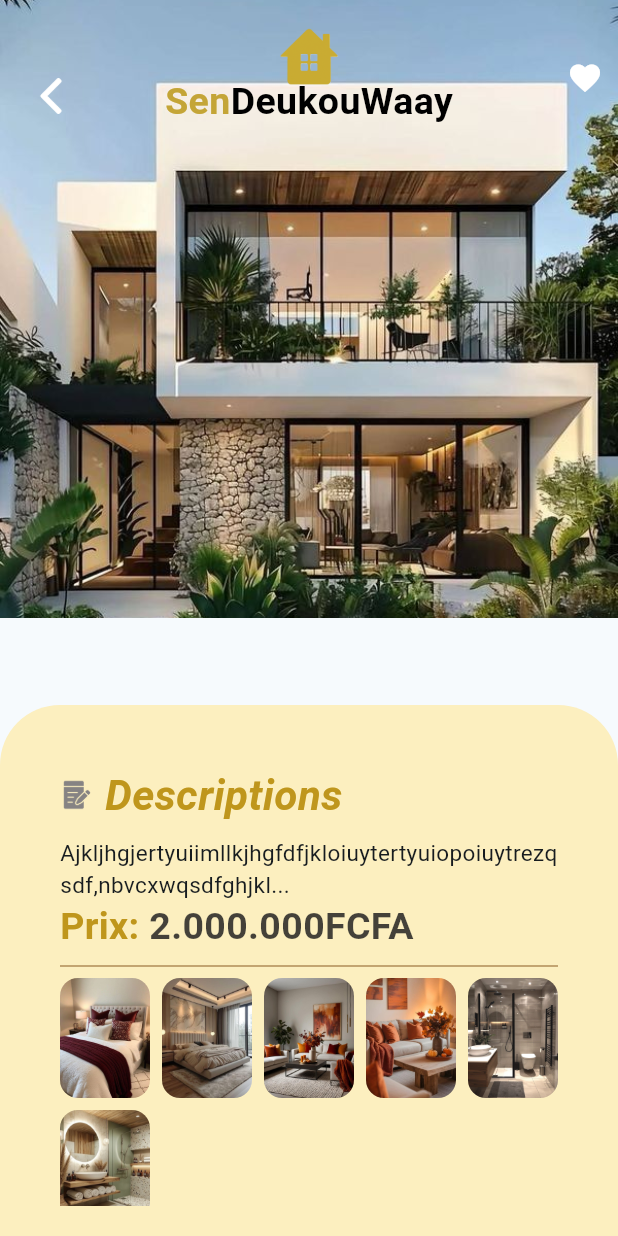
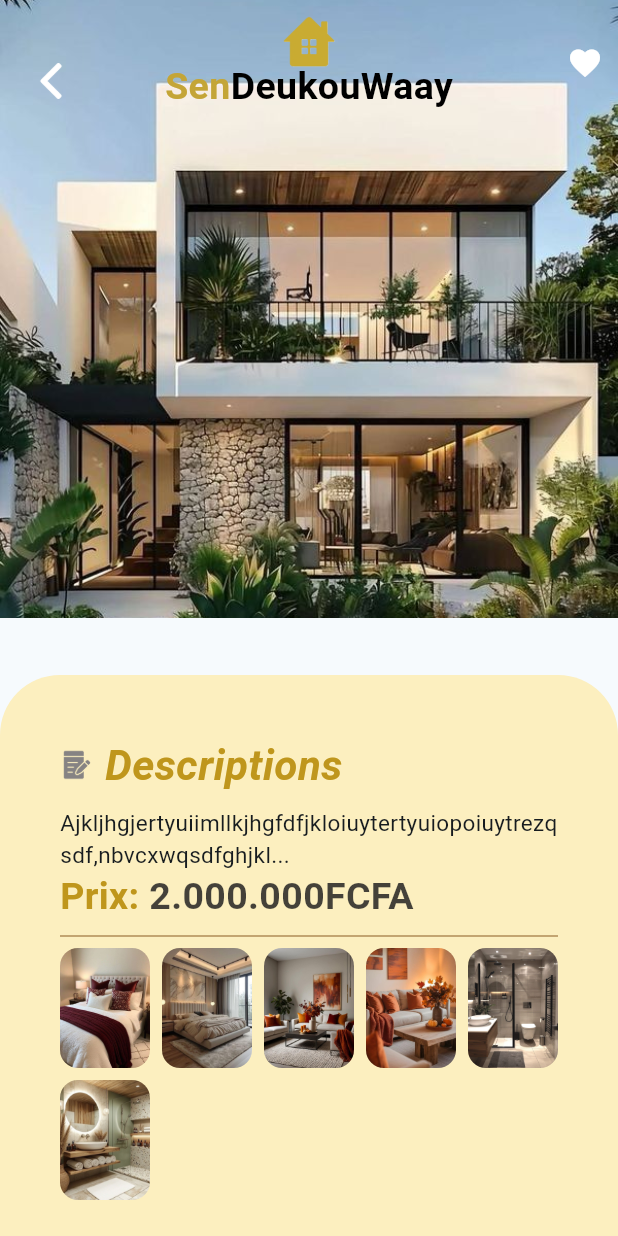
Before and after one commit to MarieJeanneMbodji/Projet_Flutter, a Flutter app: the Description screen opened directly, on a phone screen of 412 x 824 dp. Run offline on Flutter 3.47's test engine with Material 3 defaults, Android fonts, the light colour scheme and no system bars.

Commit message:
mis à jour 4

```diff
--- a/lib/HeaderDescription.dart
+++ b/lib/HeaderDescription.dart
@@ -31,7 +31,7 @@ class HeaderDescription extends StatelessWidget {
           ),
 
           Positioned(
-            top: 40,
+            top: 30,
             left: 10,
             child: IconButton(
               onPressed: () {},
@@ -39,7 +39,7 @@ class HeaderDescription extends StatelessWidget {
             ),
           ),
           Positioned(
-            top: -15,
+            top: -20,
             left: 0,
             right: 0,
             child: Center(
@@ -53,7 +53,7 @@ class HeaderDescription extends StatelessWidget {
                         MaterialPageRoute(builder: (context) => HomePage()),
                       );
                     },
-                    icon: Image.asset("assets/logo.png", height: 90),
+                    icon: Image.asset("assets/logo.png", height: 80),
                   ),
                 ],
               ),
@@ -61,7 +61,7 @@ class HeaderDescription extends StatelessWidget {
           ),
 
           Positioned(
-            top: 50,
+            top: 40,
             left: 0,
             right: 0,
             child: Center(
@@ -91,7 +91,7 @@ class HeaderDescription extends StatelessWidget {
           ),
 
           Positioned(
-            top: 40,
+            top: 30,
             right: 10,
             child: Row(
               mainAxisAlignment: MainAxisAlignment.end,
--- a/lib/description.dart
+++ b/lib/description.dart
@@ -23,7 +23,7 @@ class Description extends StatelessWidget {
 
             // zone Description
             Positioned(
-              top: 470,
+              top: 450,
               left: 0,
               right: 0,
               bottom: 0,
--- a/lib/main.dart
+++ b/lib/main.dart
@@ -138,7 +138,7 @@ class _HomePageState extends State<HomePage> {
                         Navigator.push(
                           context,
                           MaterialPageRoute(
-                            builder: (context) => Ajoutlogement(),
+                            builder: (context) => Description(),
                           ),
                         );
                       },
```
